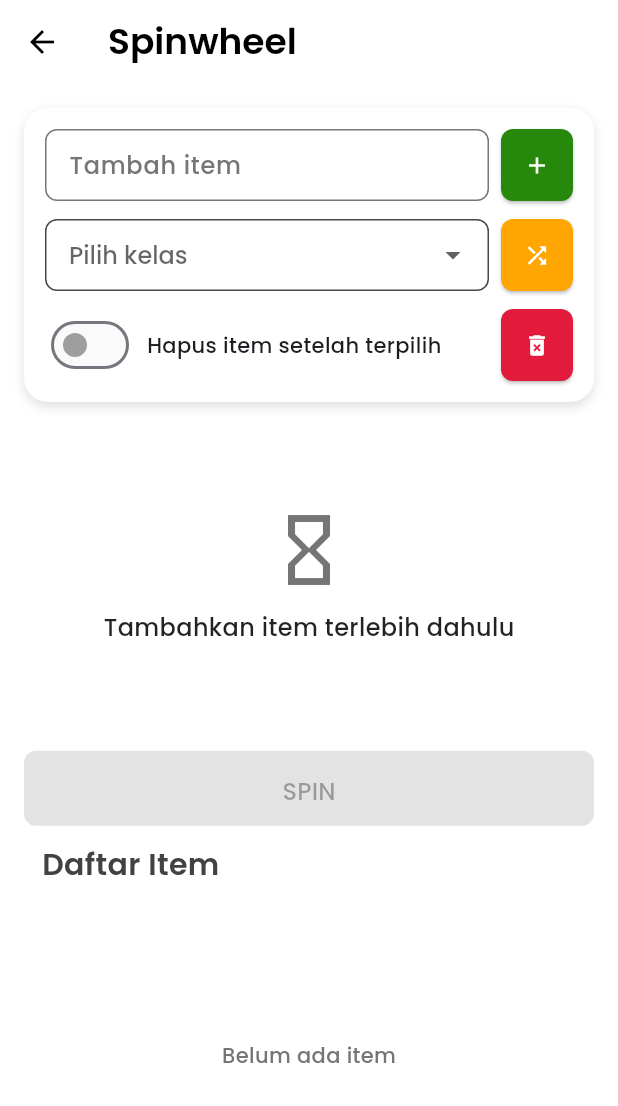
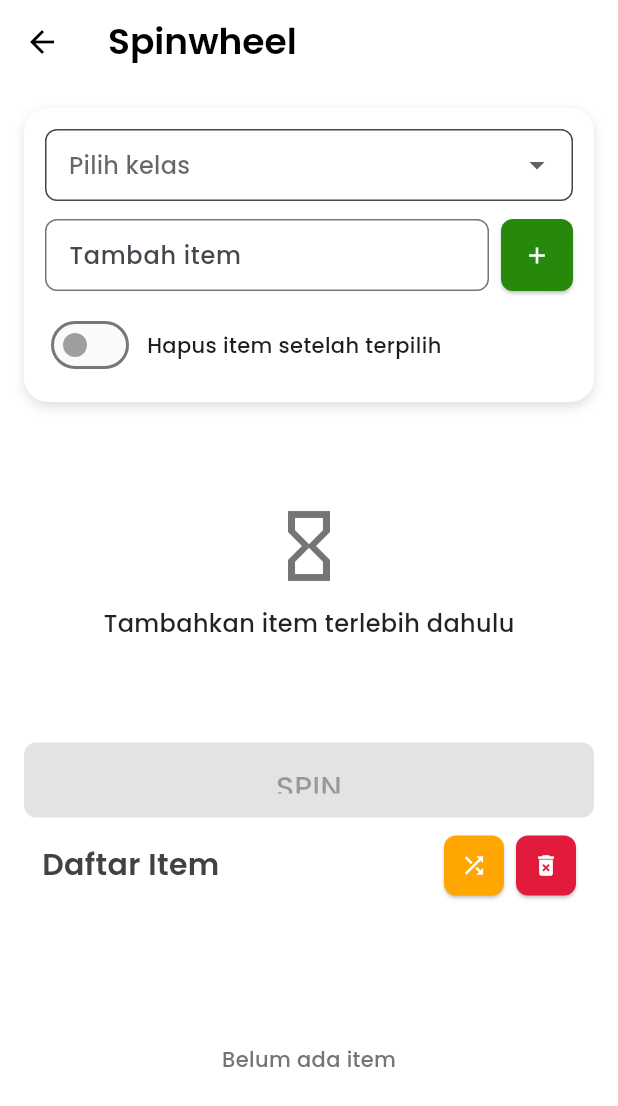
Before and after one commit to Idkwhat77/ALP-Vispro-Kelompok3, a Flutter app: the SpinwheelPage screen opened by its route, on a phone screen of 412 x 824 dp. Shown: the top 1106 px of the screen. Run offline on Flutter 3.47's test engine with Material 3 defaults, Android fonts, the phone set to English and light mode, and no system bars; our stand-ins replace bloc, curved_navigation_bar, equatable, flutter_bloc, flutter_fortune_wheel, flutter_svg and 1 more.

Commit message:
fix spiwnheel controls, rearrange the UI layout

```diff
--- a/frontend/lib/features/spinwheel/presentation/pages/spinwheel_page.dart
+++ b/frontend/lib/features/spinwheel/presentation/pages/spinwheel_page.dart
@@ -120,10 +120,8 @@ Widget build(BuildContext context) {
                     controller: _controller,
                     removeOnSelect: state.removeOnSelect,
                     onAdd: _onAdd,
-                    onShuffle: _onShuffle,
                     onLoadClass: _onLoadClass,
                     onToggleRemove: _onToggleRemove,
-                    onClearAll: () => bloc.add(const ClearItems()),
                   ),
 
                   const SizedBox(height: 12),
@@ -157,13 +155,58 @@ Widget build(BuildContext context) {
                   // Header Daftar Item
                   Padding(
                     padding: const EdgeInsets.fromLTRB(12, 0, 12, 8),
-                    child: Text(
+                    child: Row(
+                      mainAxisAlignment: MainAxisAlignment.spaceBetween,
+                      children: [
+                        Text(
                           "Daftar Item",
                           style: TextStyle(
                             fontSize: 20,
                             fontWeight: FontWeight.w600,
                             color: Colors.grey[800],
                           ),
+                        ),
+
+                        Row(
+                          children: [
+                            // SHUFFLE
+                            SizedBox(
+                              height: 40, width: 40,
+                              child: ElevatedButton(
+                                onPressed: _onShuffle,
+                                style: ElevatedButton.styleFrom(
+                                  backgroundColor: const Color(0xFFFFA602),
+                                  foregroundColor: Colors.white,
+                                  shape: RoundedRectangleBorder(
+                                    borderRadius: BorderRadius.circular(8),
+                                  ),
+                                  padding: EdgeInsets.zero,
+                                ),
+                                child: const Icon(Icons.shuffle),
+                              ),
+                            ),
+
+                            const SizedBox(width: 8),
+
+                            // CLEAR ALL
+                            SizedBox(
+                              height: 40, width: 40,
+                              child: ElevatedButton(
+                                onPressed: () => bloc.add(const ClearItems()),
+                                style: ElevatedButton.styleFrom(
+                                  backgroundColor: const Color(0xFFE21B3C),
+                                  foregroundColor: Colors.white,
+                                  shape: RoundedRectangleBorder(
+                                    borderRadius: BorderRadius.circular(8),
+                                  ),
+                                  padding: EdgeInsets.zero,
+                                ),
+                                child: const Icon(Icons.delete_forever),
+                              ),
+                            ),
+                          ],
+                        ),
+                      ],
                     ),
                   ),
 
--- a/frontend/lib/features/spinwheel/presentation/widgets/selected_dialog.dart
+++ b/frontend/lib/features/spinwheel/presentation/widgets/selected_dialog.dart
@@ -1,7 +1,5 @@
 import 'package:flutter/material.dart';
 
-/// Simple dialog showing "Terpilih!" with trophy + name.
-/// Use: await showDialog(context: context, builder: (_) => SelectedDialog(name: '...'));
 class SelectedDialog extends StatelessWidget {
   final String name;
   const SelectedDialog({Key? key, required this.name}) : super(key: key);
--- a/frontend/lib/features/spinwheel/presentation/widgets/spin_button.dart
+++ b/frontend/lib/features/spinwheel/presentation/widgets/spin_button.dart
@@ -29,7 +29,7 @@ class SpinButton extends StatelessWidget {
         ),
         child: Text(
           disabled ? "SPIN" : (isSpinning ? "...Berputar" : "SPIN"),
-          style: const TextStyle(fontSize: 16),
+          style: const TextStyle(fontSize: 20),
         ),
       ),
     );
--- a/frontend/lib/features/spinwheel/presentation/widgets/spinwheel_controls.dart
+++ b/frontend/lib/features/spinwheel/presentation/widgets/spinwheel_controls.dart
@@ -1,31 +1,24 @@
 import 'package:flutter/material.dart';
-import '../../../../services/class_generator.dart';
-
+import 'package:frontend/services/class_generator.dart';
 
 typedef OnAdd = void Function();
-typedef OnShuffle = void Function();
-typedef OnLoadClass = void Function(String? key);
-typedef OnToggleRemove = void Function(bool v);
-typedef OnClearAll = void Function();
+typedef OnLoadClass = void Function(String? value);
+typedef OnToggleRemove = void Function(bool value);
 
 class SpinwheelControls extends StatelessWidget {
   final TextEditingController controller;
   final bool removeOnSelect;
   final OnAdd onAdd;
-  final OnShuffle onShuffle;
   final OnLoadClass onLoadClass;
   final OnToggleRemove onToggleRemove;
-  final OnClearAll onClearAll;
 
   const SpinwheelControls({
     Key? key,
     required this.controller,
     required this.removeOnSelect,
     required this.onAdd,
-    required this.onShuffle,
     required this.onLoadClass,
     required this.onToggleRemove,
-    required this.onClearAll,
   }) : super(key: key);
 
   @override
@@ -38,12 +31,40 @@ class SpinwheelControls extends StatelessWidget {
       decoration: BoxDecoration(
         color: Colors.white,
         borderRadius: BorderRadius.circular(16),
-        boxShadow: const [ BoxShadow(color: Colors.black12, blurRadius: 6, offset: Offset(0,3)) ],
+        boxShadow: const [
+          BoxShadow(color: Colors.black12, blurRadius: 6, offset: Offset(0, 3)),
+        ],
       ),
       child: Column(
         crossAxisAlignment: CrossAxisAlignment.start,
         children: [
-          // Input + add icon
+          // Dropdown kelas
+          DropdownButtonFormField<String>(
+            isExpanded: true,
+            dropdownColor: Colors.white,
+            // iconEnabledColor: Colors.grey[700],
+            decoration: InputDecoration(
+              filled: true,
+              fillColor: Colors.white,
+              border: OutlineInputBorder(
+                borderRadius: BorderRadius.circular(8),
+              ),
+              contentPadding: const EdgeInsets.symmetric(
+                  horizontal:12, vertical: 10),
+            ),
+            hint: const Text("Pilih kelas"),
+            onChanged: onLoadClass,
+            items: classList
+                .map((k) => DropdownMenuItem(
+                      value: k,
+                      child: Text(k),
+                    ))
+                .toList(),
+          ),
+
+          const SizedBox(height: 12),
+
+          // Input + Add button
           Row(
             children: [
               Expanded(
@@ -51,25 +72,29 @@ class SpinwheelControls extends StatelessWidget {
                   controller: controller,
                   decoration: InputDecoration(
                     hintText: 'Tambah item',
-                    hintStyle: TextStyle(
-                      color: Colors.grey[600],
-                      fontSize: 16,
-                      ),
-                    border: OutlineInputBorder(borderRadius: BorderRadius.circular(8)),
-                    contentPadding: const EdgeInsets.symmetric(horizontal: 12, vertical: 10),
+                    border: OutlineInputBorder(
+                      borderRadius: BorderRadius.circular(8),
+                    ),
+                    contentPadding: const EdgeInsets.symmetric(
+                      horizontal: 12,
+                      vertical: 10,
+                    ),
                   ),
                   onSubmitted: (_) => onAdd(),
                 ),
               ),
               const SizedBox(width: 8),
               SizedBox(
-                height: 48, width: 48,
+                height: 48,
+                width: 48,
                 child: ElevatedButton(
                   onPressed: onAdd,
                   style: ElevatedButton.styleFrom(
                     backgroundColor: const Color(0xFF26890C),
                     foregroundColor: Colors.white,
-                    shape: RoundedRectangleBorder(borderRadius: BorderRadius.circular(8)),
+                    shape: RoundedRectangleBorder(
+                      borderRadius: BorderRadius.circular(8),
+                    ),
                     padding: EdgeInsets.zero,
                   ),
                   child: const Icon(Icons.add),
@@ -80,95 +105,21 @@ class SpinwheelControls extends StatelessWidget {
 
           const SizedBox(height: 12),
 
-          // Dropdown (left) + Shuffle (right)
+          // Toggle removeOnSelect
           Row(
             children: [
-              Expanded(
-              child: DropdownButtonFormField<String>(
-                isExpanded: true,
-                dropdownColor: Colors.white,
-                iconEnabledColor: Colors.grey[700],
-                decoration: InputDecoration(
-                  filled: true,
-                  fillColor: Colors.white,
-                  border: OutlineInputBorder(
-                    borderRadius: BorderRadius.circular(8),
-                  ),
-                  contentPadding: const EdgeInsets.symmetric(
-                    horizontal: 12,
-                    vertical: 10,
-                  ),
-                ),
-                hint: const Text('Pilih kelas'),
-                style: TextStyle(
-                      color: Colors.grey[600],
-                      fontSize: 16,
-                      fontFamily: 'Poppins',
-                      ),
-                initialValue: null,
-                onChanged: onLoadClass,
-                items: classList
-                    .map((k) => DropdownMenuItem(
-                          value: k,
-                          child: Text(k),
-                        ))
-                    .toList(),
+              Switch(
+                value: removeOnSelect,
+                onChanged: onToggleRemove,
+                activeThumbColor: const Color(0xFF1368CE),
+                activeTrackColor: Colors.blue.shade100,
+                inactiveThumbColor: Colors.grey.shade500,
+                inactiveTrackColor: Colors.grey.shade50,
               ),
-            ),
               const SizedBox(width: 8),
-              SizedBox(
-                height: 48, width: 48,
-                child: ElevatedButton(
-                  onPressed: onShuffle,
-                  style: ElevatedButton.styleFrom(
-                    backgroundColor: const Color(0xFFFFA602),
-                    foregroundColor: Colors.white,
-                    shape: RoundedRectangleBorder(borderRadius: BorderRadius.circular(8)),
-                    padding: EdgeInsets.zero,
-                  ),
-                  child: const Icon(Icons.shuffle),
-                ),
-              ),
+              const Text("Hapus item setelah terpilih"),
             ],
           ),
-
-          const SizedBox(height: 12),
-
-          // Toggle + Delete All on the right
-          Row(
-          children: [
-            // Left: Toggle
-            Switch(
-              value: removeOnSelect,
-              onChanged: onToggleRemove,
-              activeThumbColor: const Color(0xFF1368CE),       // Warna knob saat ON
-              activeTrackColor: Colors.blue.shade100,     // Warna track saat ON
-              inactiveThumbColor: Colors.grey.shade500,   // Warna knob saat OFF
-              inactiveTrackColor: Colors.grey.shade50,   // Warna track saat OFF
-            ),
-            const SizedBox(width: 8),
-            const Text("Hapus item setelah terpilih"),
-
-            Spacer(),
-
-            // Right: Delete All button
-            SizedBox(
-              height: 48, width: 48,
-              child: ElevatedButton(
-                onPressed: onClearAll,
-                style: ElevatedButton.styleFrom(
-                  backgroundColor: const Color(0xFFE21B3C),
-                  foregroundColor: Colors.white,
-                  padding: EdgeInsets.zero,
-                  shape: RoundedRectangleBorder(
-                    borderRadius: BorderRadius.circular(8),
-                  ),
-                ),
-                child: const Icon(Icons.delete_forever),
-              ),
-            ),
-          ],
-        ),
         ],
       ),
     );
```
Lines whose indentation alone changed are shown as unchanged.
